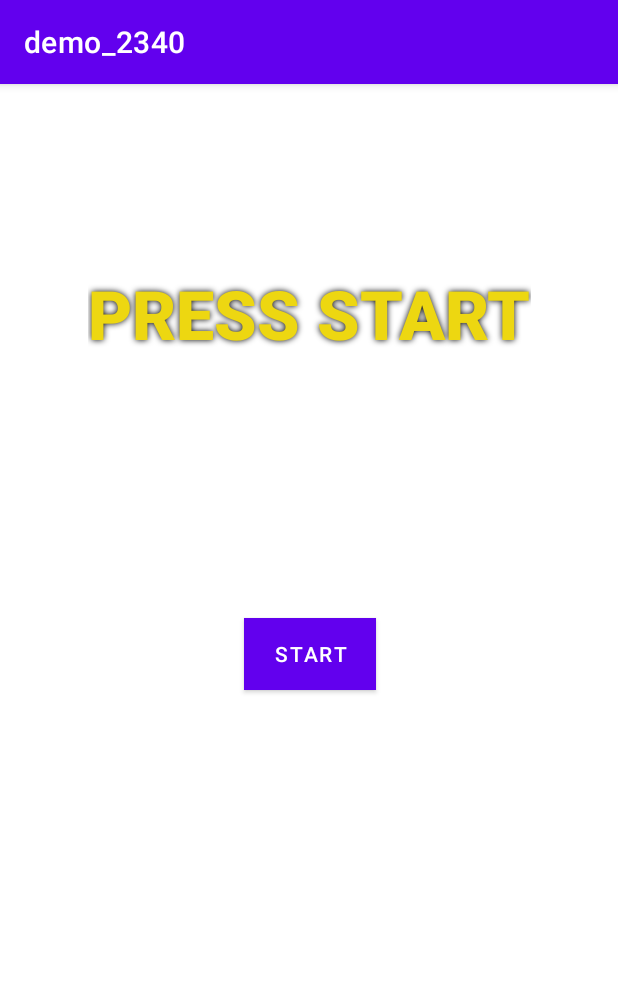
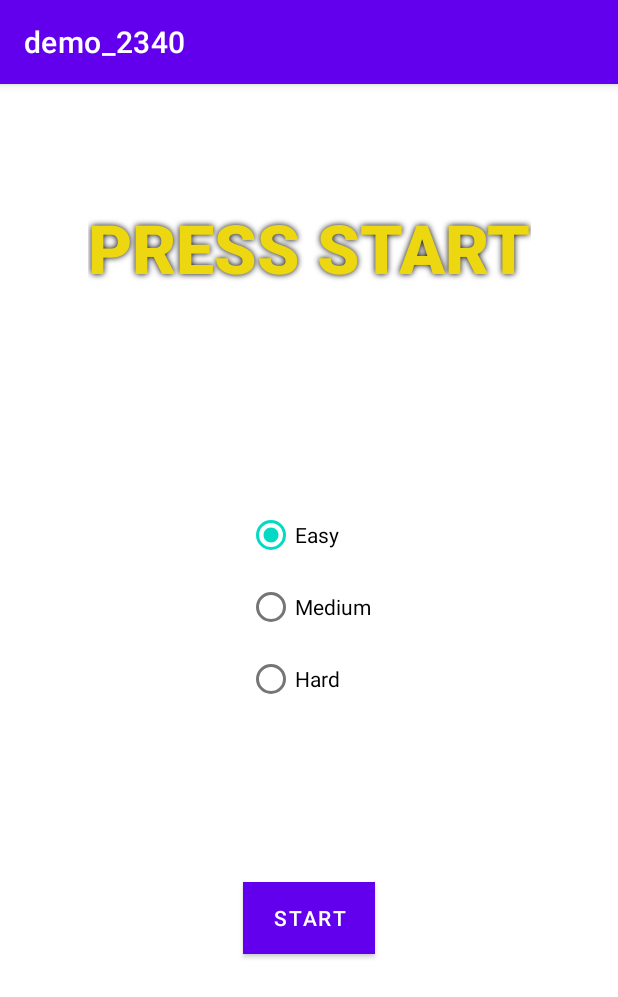
Before and after one commit to CS-2340-Instructional-Team/android-lecture-activity, an Android app: the screen it shows after launch (MainActivity), on a phone screen of 412 x 824 dp. Shown: the top 997 px of the screen. Run offline under Robolectric (Android 15) with nearby library versions, the phone set to English and light mode, and no system bars.

Commit message:
Added difficulty selector

```diff
--- a/app/src/main/res/layout/activity_main.xml
+++ b/app/src/main/res/layout/activity_main.xml
@@ -10,10 +10,10 @@
         android:id="@+id/startButton"
         android:layout_width="wrap_content"
         android:layout_height="wrap_content"
-        android:layout_marginStart="159dp"
-        android:layout_marginTop="337dp"
-        android:layout_marginEnd="158dp"
-        android:layout_marginBottom="346dp"
+        android:layout_marginStart="161dp"
+        android:layout_marginTop="57dp"
+        android:layout_marginEnd="162dp"
+        android:layout_marginBottom="197dp"
         android:background="@color/black"
         android:backgroundTint="@android:color/black"
         android:text="Start"
@@ -21,14 +21,14 @@
         app:layout_constraintBottom_toBottomOf="parent"
         app:layout_constraintEnd_toEndOf="parent"
         app:layout_constraintStart_toStartOf="parent"
-        app:layout_constraintTop_toTopOf="parent" />
+        app:layout_constraintTop_toBottomOf="@+id/difficultyRadioGroup" />
 
     <TextView
         android:id="@+id/textView"
         android:layout_width="wrap_content"
         android:layout_height="wrap_content"
         android:layout_marginTop="88dp"
-        android:layout_marginBottom="138dp"
+        android:layout_marginBottom="94dp"
         android:fontFamily="sans-serif-black"
         android:shadowColor="#000000"
         android:shadowRadius="5"
@@ -38,9 +38,44 @@
         android:textColor="#EDD711"
         android:textSize="45sp"
         android:textStyle="bold"
-        app:layout_constraintBottom_toTopOf="@+id/startButton"
+        app:layout_constraintBottom_toTopOf="@+id/difficultyRadioGroup"
         app:layout_constraintEnd_toEndOf="parent"
         app:layout_constraintStart_toStartOf="parent"
         app:layout_constraintTop_toTopOf="parent"
         tools:ignore="TextContrastCheck" />
+
+    <RadioGroup
+        android:id="@+id/difficultyRadioGroup"
+        android:layout_width="wrap_content"
+        android:layout_height="wrap_content"
+        android:layout_gravity="center"
+        android:layout_marginStart="164dp"
+        android:layout_marginTop="43dp"
+        android:layout_marginEnd="164dp"
+        android:layout_marginBottom="54dp"
+        android:orientation="vertical"
+        app:layout_constraintBottom_toTopOf="@+id/startButton"
+        app:layout_constraintEnd_toEndOf="parent"
+        app:layout_constraintStart_toStartOf="parent"
+        app:layout_constraintTop_toBottomOf="@+id/textView">
+
+        <RadioButton
+            android:id="@+id/radioEasy"
+            android:layout_width="wrap_content"
+            android:layout_height="wrap_content"
+            android:checked="true"
+            android:text="Easy" />
+
+        <RadioButton
+            android:id="@+id/radioMedium"
+            android:layout_width="wrap_content"
+            android:layout_height="wrap_content"
+            android:text="Medium" />
+
+        <RadioButton
+            android:id="@+id/radioHard"
+            android:layout_width="wrap_content"
+            android:layout_height="wrap_content"
+            android:text="Hard" />
+    </RadioGroup>
 </androidx.constraintlayout.widget.ConstraintLayout>
```
Also changed, not shown: app/src/main/java/com/example/demo_2340/GameActivity.java (+8 -3 lines), app/src/main/java/com/example/demo_2340/MainActivity.java (+23 -1 lines).
